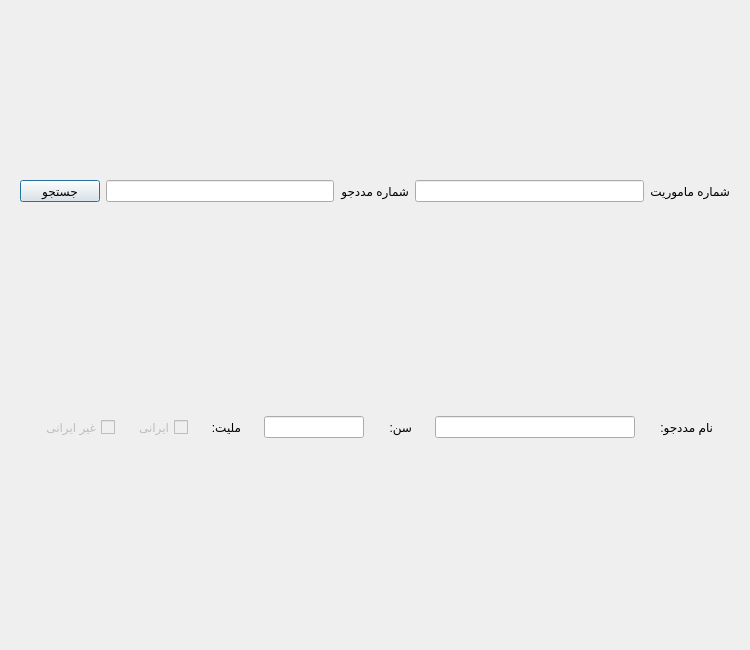
MohsenHNSJ/HamyarPaygahPy, file src/hamyar_paygah/new_ui/widgets/mission_details_tab.ui: the form before one commit.
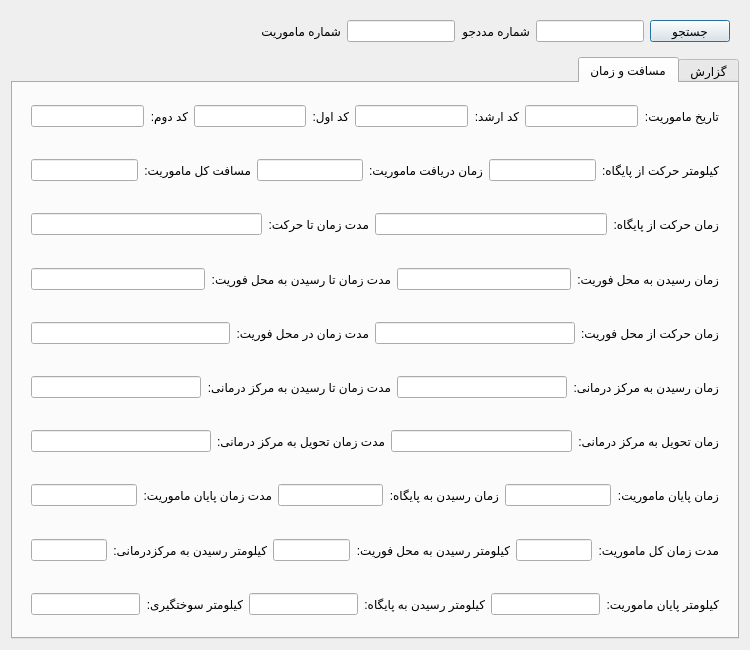
The form after the commit.

Commit message: Added times and distances tab

What changed in the file:
```diff
--- a/src/hamyar_paygah/new_ui/widgets/mission_details_tab.ui
+++ b/src/hamyar_paygah/new_ui/widgets/mission_details_tab.ui
@@ -34,6 +34,12 @@
   <layout class="QVBoxLayout" name="verticalLayout_2">
    <item>
     <widget class="QWidget" name="search_parameters" native="true">
+     <property name="sizePolicy">
+      <sizepolicy hsizetype="Maximum" vsizetype="Maximum">
+       <horstretch>0</horstretch>
+       <verstretch>0</verstretch>
+      </sizepolicy>
+     </property>
      <property name="maximumSize">
       <size>
        <width>16777215</width>
@@ -41,52 +47,6 @@
       </size>
      </property>
      <layout class="QHBoxLayout" name="horizontalLayout">
-      <item>
-       <widget class="QLabel" name="mission_id_label">
-        <property name="maximumSize">
-         <size>
-          <width>16777215</width>
-          <height>50</height>
-         </size>
-        </property>
-        <property name="text">
-         <string>شماره ماموریت</string>
-        </property>
-       </widget>
-      </item>
-      <item>
-       <widget class="QLineEdit" name="mission_id_line_edit">
-        <property name="maximumSize">
-         <size>
-          <width>16777215</width>
-          <height>22</height>
-         </size>
-        </property>
-       </widget>
-      </item>
-      <item>
-       <widget class="QLabel" name="patient_id_label">
-        <property name="maximumSize">
-         <size>
-          <width>16777215</width>
-          <height>22</height>
-         </size>
-        </property>
-        <property name="text">
-         <string>شماره مددجو</string>
-        </property>
-       </widget>
-      </item>
-      <item>
-       <widget class="QLineEdit" name="patient_id_line_edit">
-        <property name="maximumSize">
-         <size>
-          <width>16777215</width>
-          <height>22</height>
-         </size>
-        </property>
-       </widget>
-      </item>
       <item>
        <widget class="QPushButton" name="search_button">
         <property name="maximumSize">
@@ -103,142 +63,1112 @@
         </property>
        </widget>
       </item>
+      <item>
+       <widget class="QLineEdit" name="patient_id_line_edit">
+        <property name="maximumSize">
+         <size>
+          <width>16777215</width>
+          <height>22</height>
+         </size>
+        </property>
+        <property name="alignment">
+         <set>Qt::AlignmentFlag::AlignCenter</set>
+        </property>
+       </widget>
+      </item>
+      <item>
+       <widget class="QLabel" name="patient_id_label">
+        <property name="maximumSize">
+         <size>
+          <width>16777215</width>
+          <height>22</height>
+         </size>
+        </property>
+        <property name="text">
+         <string>شماره مددجو</string>
+        </property>
+       </widget>
+      </item>
+      <item>
+       <widget class="QLineEdit" name="mission_id_line_edit">
+        <property name="maximumSize">
+         <size>
+          <width>16777215</width>
+          <height>22</height>
+         </size>
+        </property>
+        <property name="alignment">
+         <set>Qt::AlignmentFlag::AlignCenter</set>
+        </property>
+       </widget>
+      </item>
+      <item>
+       <widget class="QLabel" name="mission_id_label">
+        <property name="maximumSize">
+         <size>
+          <width>16777215</width>
+          <height>50</height>
+         </size>
+        </property>
+        <property name="text">
+         <string>شماره ماموریت</string>
+        </property>
+       </widget>
+      </item>
      </layout>
     </widget>
    </item>
    <item>
-    <layout class="QVBoxLayout" name="mission_details">
-     <property name="sizeConstraint">
-      <enum>QLayout::SizeConstraint::SetDefaultConstraint</enum>
+    <widget class="QTabWidget" name="mission_data_tab_widget">
+     <property name="currentIndex">
+      <number>1</number>
      </property>
-     <item>
-      <widget class="QWidget" name="information_section" native="true">
-       <property name="maximumSize">
-        <size>
-         <width>16777215</width>
-         <height>100</height>
-        </size>
-       </property>
-       <layout class="QHBoxLayout" name="horizontalLayout_2">
-        <item>
-         <widget class="QLabel" name="patient_name_label">
-          <property name="sizePolicy">
-           <sizepolicy hsizetype="Preferred" vsizetype="Preferred">
-            <horstretch>0</horstretch>
-            <verstretch>0</verstretch>
-           </sizepolicy>
-          </property>
-          <property name="maximumSize">
-           <size>
-            <width>55</width>
-            <height>30</height>
-           </size>
-          </property>
-          <property name="text">
-           <string>نام مددجو:</string>
-          </property>
-          <property name="textFormat">
-           <enum>Qt::TextFormat::PlainText</enum>
-          </property>
-         </widget>
-        </item>
-        <item>
-         <widget class="QLineEdit" name="patient_name_field">
-          <property name="maximumSize">
-           <size>
-            <width>200</width>
-            <height>22</height>
-           </size>
-          </property>
-          <property name="readOnly">
-           <bool>true</bool>
-          </property>
-         </widget>
-        </item>
-        <item>
-         <widget class="QLabel" name="age_label">
-          <property name="maximumSize">
-           <size>
-            <width>25</width>
-            <height>30</height>
-           </size>
-          </property>
-          <property name="text">
-           <string>سن:</string>
-          </property>
-          <property name="textFormat">
-           <enum>Qt::TextFormat::PlainText</enum>
-          </property>
-         </widget>
-        </item>
-        <item>
-         <widget class="QLineEdit" name="age_field">
-          <property name="maximumSize">
-           <size>
-            <width>100</width>
-            <height>22</height>
-           </size>
-          </property>
-          <property name="readOnly">
-           <bool>true</bool>
-          </property>
-         </widget>
-        </item>
-        <item>
-         <widget class="QLabel" name="nationality_label">
-          <property name="maximumSize">
-           <size>
-            <width>30</width>
-            <height>30</height>
-           </size>
-          </property>
-          <property name="text">
-           <string>ملیت:</string>
-          </property>
-          <property name="textFormat">
-           <enum>Qt::TextFormat::PlainText</enum>
-          </property>
-         </widget>
-        </item>
-        <item>
-         <widget class="QCheckBox" name="iranian_nationality_checkBox">
-          <property name="enabled">
-           <bool>false</bool>
-          </property>
-          <property name="maximumSize">
-           <size>
-            <width>50</width>
-            <height>22</height>
-           </size>
-          </property>
-          <property name="text">
-           <string>ایرانی</string>
-          </property>
-          <property name="checkable">
-           <bool>true</bool>
-          </property>
-         </widget>
-        </item>
-        <item>
-         <widget class="QCheckBox" name="foreign_nationality_checkBox">
-          <property name="enabled">
-           <bool>false</bool>
-          </property>
-          <property name="maximumSize">
-           <size>
-            <width>75</width>
-            <height>20</height>
-           </size>
-          </property>
-          <property name="text">
-           <string>غیر ایرانی</string>
-          </property>
-         </widget>
-        </item>
-       </layout>
-      </widget>
-     </item>
-    </layout>
+     <property name="documentMode">
+      <bool>false</bool>
+     </property>
+     <widget class="QWidget" name="information_tab">
+      <attribute name="title">
+       <string>گزارش</string>
+      </attribute>
+      <layout class="QVBoxLayout" name="verticalLayout">
+       <item>
+        <widget class="QWidget" name="pre_information_section_1" native="true">
+         <property name="maximumSize">
+          <size>
+           <width>16777215</width>
+           <height>50</height>
+          </size>
+         </property>
+         <layout class="QHBoxLayout" name="horizontalLayout_5">
+          <item>
+           <widget class="QLabel" name="last_update_label">
+            <property name="text">
+             <string>آخرین بروزرسانی پرونده:</string>
+            </property>
+            <property name="textFormat">
+             <enum>Qt::TextFormat::PlainText</enum>
+            </property>
+           </widget>
+          </item>
+          <item>
+           <widget class="QLineEdit" name="last_update_field">
+            <property name="alignment">
+             <set>Qt::AlignmentFlag::AlignCenter</set>
+            </property>
+            <property name="readOnly">
+             <bool>true</bool>
+            </property>
+           </widget>
+          </item>
+          <item>
+           <widget class="QLabel" name="base_station_label">
+            <property name="text">
+             <string>مرکز:</string>
+            </property>
+            <property name="textFormat">
+             <enum>Qt::TextFormat::PlainText</enum>
+            </property>
+           </widget>
+          </item>
+          <item>
+           <widget class="QLineEdit" name="base_station_field">
+            <property name="alignment">
+             <set>Qt::AlignmentFlag::AlignCenter</set>
+            </property>
+            <property name="readOnly">
+             <bool>true</bool>
+            </property>
+           </widget>
+          </item>
+         </layout>
+        </widget>
+       </item>
+       <item>
+        <widget class="QWidget" name="pre_information_section_2" native="true">
+         <property name="maximumSize">
+          <size>
+           <width>16777215</width>
+           <height>50</height>
+          </size>
+         </property>
+         <layout class="QHBoxLayout" name="horizontalLayout_4">
+          <item>
+           <widget class="QLabel" name="document_serial_number_label">
+            <property name="text">
+             <string>شماره سریال پرونده:</string>
+            </property>
+            <property name="textFormat">
+             <enum>Qt::TextFormat::PlainText</enum>
+            </property>
+           </widget>
+          </item>
+          <item>
+           <widget class="QLineEdit" name="document_serial_number_field">
+            <property name="alignment">
+             <set>Qt::AlignmentFlag::AlignCenter</set>
+            </property>
+            <property name="readOnly">
+             <bool>true</bool>
+            </property>
+           </widget>
+          </item>
+          <item>
+           <widget class="QLabel" name="caller_number_label">
+            <property name="text">
+             <string>شماره تماس:</string>
+            </property>
+            <property name="textFormat">
+             <enum>Qt::TextFormat::PlainText</enum>
+            </property>
+           </widget>
+          </item>
+          <item>
+           <widget class="QLineEdit" name="caller_number_field">
+            <property name="alignment">
+             <set>Qt::AlignmentFlag::AlignCenter</set>
+            </property>
+            <property name="readOnly">
+             <bool>true</bool>
+            </property>
+           </widget>
+          </item>
+          <item>
+           <widget class="QLabel" name="backup_number_label">
+            <property name="text">
+             <string>شماره تماس:</string>
+            </property>
+            <property name="textFormat">
+             <enum>Qt::TextFormat::PlainText</enum>
+            </property>
+           </widget>
+          </item>
+          <item>
+           <widget class="QLineEdit" name="backup_number_field">
+            <property name="alignment">
+             <set>Qt::AlignmentFlag::AlignCenter</set>
+            </property>
+            <property name="readOnly">
+             <bool>true</bool>
+            </property>
+           </widget>
+          </item>
+          <item>
+           <widget class="QLabel" name="ambulance_code_label">
+            <property name="text">
+             <string>کد آمبولانس:</string>
+            </property>
+            <property name="textFormat">
+             <enum>Qt::TextFormat::PlainText</enum>
+            </property>
+           </widget>
+          </item>
+          <item>
+           <widget class="QLineEdit" name="ambulance_code_field">
+            <property name="alignment">
+             <set>Qt::AlignmentFlag::AlignCenter</set>
+            </property>
+            <property name="readOnly">
+             <bool>true</bool>
+            </property>
+           </widget>
+          </item>
+         </layout>
+        </widget>
+       </item>
+       <item>
+        <widget class="QWidget" name="information_section_1" native="true">
+         <property name="maximumSize">
+          <size>
+           <width>16777215</width>
+           <height>40</height>
+          </size>
+         </property>
+         <layout class="QHBoxLayout" name="horizontalLayout_3">
+          <item>
+           <widget class="QLabel" name="patient_name_label">
+            <property name="sizePolicy">
+             <sizepolicy hsizetype="Preferred" vsizetype="Preferred">
+              <horstretch>0</horstretch>
+              <verstretch>0</verstretch>
+             </sizepolicy>
+            </property>
+            <property name="maximumSize">
+             <size>
+              <width>55</width>
+              <height>30</height>
+             </size>
+            </property>
+            <property name="text">
+             <string>نام مددجو:</string>
+            </property>
+            <property name="textFormat">
+             <enum>Qt::TextFormat::PlainText</enum>
+            </property>
+           </widget>
+          </item>
+          <item>
+           <widget class="QLineEdit" name="patient_name_field">
+            <property name="alignment">
+             <set>Qt::AlignmentFlag::AlignCenter</set>
+            </property>
+            <property name="readOnly">
+             <bool>true</bool>
+            </property>
+           </widget>
+          </item>
+          <item>
+           <widget class="QLabel" name="age_label">
+            <property name="maximumSize">
+             <size>
+              <width>25</width>
+              <height>30</height>
+             </size>
+            </property>
+            <property name="text">
+             <string>سن:</string>
+            </property>
+            <property name="textFormat">
+             <enum>Qt::TextFormat::PlainText</enum>
+            </property>
+           </widget>
+          </item>
+          <item>
+           <widget class="QLineEdit" name="age_field">
+            <property name="alignment">
+             <set>Qt::AlignmentFlag::AlignCenter</set>
+            </property>
+            <property name="readOnly">
+             <bool>true</bool>
+            </property>
+           </widget>
+          </item>
+          <item>
+           <widget class="QLabel" name="nationality_label">
+            <property name="maximumSize">
+             <size>
+              <width>30</width>
+              <height>30</height>
+             </size>
+            </property>
+            <property name="text">
+             <string>ملیت:</string>
+            </property>
+            <property name="textFormat">
+             <enum>Qt::TextFormat::PlainText</enum>
+            </property>
+           </widget>
+          </item>
+          <item>
+           <widget class="QCheckBox" name="iranian_nationality_checkBox">
+            <property name="enabled">
+             <bool>false</bool>
+            </property>
+            <property name="maximumSize">
+             <size>
+              <width>50</width>
+              <height>22</height>
+             </size>
+            </property>
+            <property name="text">
+             <string>ایرانی</string>
+            </property>
+            <property name="checkable">
+             <bool>true</bool>
+            </property>
+           </widget>
+          </item>
+          <item>
+           <widget class="QCheckBox" name="foreign_nationality_checkBox">
+            <property name="enabled">
+             <bool>false</bool>
+            </property>
+            <property name="maximumSize">
+             <size>
+              <width>75</width>
+              <height>20</height>
+             </size>
+            </property>
+            <property name="text">
+             <string>غیر ایرانی</string>
+            </property>
+           </widget>
+          </item>
+         </layout>
+        </widget>
+       </item>
+       <item>
+        <widget class="QWidget" name="information_section_2" native="true">
+         <property name="maximumSize">
+          <size>
+           <width>16777215</width>
+           <height>40</height>
+          </size>
+         </property>
+         <layout class="QHBoxLayout" name="horizontalLayout_2">
+          <item>
+           <widget class="QLabel" name="gender_label">
+            <property name="maximumSize">
+             <size>
+              <width>45</width>
+              <height>22</height>
+             </size>
+            </property>
+            <property name="text">
+             <string>جتسیت:</string>
+            </property>
+            <property name="textFormat">
+             <enum>Qt::TextFormat::PlainText</enum>
+            </property>
+           </widget>
+          </item>
+          <item>
+           <widget class="QCheckBox" name="is_male_checkBox">
+            <property name="enabled">
+             <bool>false</bool>
+            </property>
+            <property name="maximumSize">
+             <size>
+              <width>40</width>
+              <height>16777215</height>
+             </size>
+            </property>
+            <property name="text">
+             <string>آقا</string>
+            </property>
+           </widget>
+          </item>
+          <item>
+           <widget class="QCheckBox" name="is_female_checkBox">
+            <property name="enabled">
+             <bool>false</bool>
+            </property>
+            <property name="maximumSize">
+             <size>
+              <width>45</width>
+              <height>16777215</height>
+             </size>
+            </property>
+            <property name="text">
+             <string>خانم</string>
+            </property>
+           </widget>
+          </item>
+          <item>
+           <widget class="QCheckBox" name="is_gender_unknown_checkbox">
+            <property name="enabled">
+             <bool>false</bool>
+            </property>
+            <property name="maximumSize">
+             <size>
+              <width>85</width>
+              <height>16777215</height>
+             </size>
+            </property>
+            <property name="text">
+             <string>نامشخص</string>
+            </property>
+           </widget>
+          </item>
+          <item>
+           <widget class="QLabel" name="national_code_label">
+            <property name="maximumSize">
+             <size>
+              <width>45</width>
+              <height>16777215</height>
+             </size>
+            </property>
+            <property name="text">
+             <string>کد ملی:</string>
+            </property>
+            <property name="textFormat">
+             <enum>Qt::TextFormat::PlainText</enum>
+            </property>
+           </widget>
+          </item>
+          <item>
+           <widget class="QLineEdit" name="national_code_field">
+            <property name="alignment">
+             <set>Qt::AlignmentFlag::AlignCenter</set>
+            </property>
+            <property name="readOnly">
+             <bool>true</bool>
+            </property>
+           </widget>
+          </item>
+         </layout>
+        </widget>
+       </item>
+       <item>
+        <widget class="QWidget" name="summary_section" native="true">
+         <layout class="QHBoxLayout" name="horizontalLayout_6">
+          <item>
+           <widget class="QPlainTextEdit" name="mission_summary_field">
+            <property name="font">
+             <font>
+              <pointsize>11</pointsize>
+             </font>
+            </property>
+            <property name="acceptDrops">
+             <bool>false</bool>
+            </property>
+            <property name="layoutDirection">
+             <enum>Qt::LayoutDirection::RightToLeft</enum>
+            </property>
+            <property name="sizeAdjustPolicy">
+             <enum>QAbstractScrollArea::SizeAdjustPolicy::AdjustToContents</enum>
+            </property>
+            <property name="readOnly">
+             <bool>true</bool>
+            </property>
+           </widget>
+          </item>
+         </layout>
+        </widget>
+       </item>
+      </layout>
+     </widget>
+     <widget class="QWidget" name="times_and_distances_tab">
+      <attribute name="title">
+       <string>مسافت و زمان</string>
+      </attribute>
+      <layout class="QVBoxLayout" name="verticalLayout_4">
+       <item>
+        <widget class="QWidget" name="times_section_1" native="true">
+         <property name="maximumSize">
+          <size>
+           <width>16777215</width>
+           <height>50</height>
+          </size>
+         </property>
+         <layout class="QHBoxLayout" name="horizontalLayout_7">
+          <item>
+           <widget class="QLabel" name="mission_date_label">
+            <property name="text">
+             <string>تاریخ ماموریت:</string>
+            </property>
+            <property name="textFormat">
+             <enum>Qt::TextFormat::PlainText</enum>
+            </property>
+           </widget>
+          </item>
+          <item>
+           <widget class="QLineEdit" name="mission_date_field">
+            <property name="alignment">
+             <set>Qt::AlignmentFlag::AlignCenter</set>
+            </property>
+            <property name="readOnly">
+             <bool>true</bool>
+            </property>
+           </widget>
+          </item>
+          <item>
+           <widget class="QLabel" name="senior_staff_label">
+            <property name="text">
+             <string>کد ارشد:</string>
+            </property>
+            <property name="textFormat">
+             <enum>Qt::TextFormat::PlainText</enum>
+            </property>
+           </widget>
+          </item>
+          <item>
+           <widget class="QLineEdit" name="senior_staff_field">
+            <property name="alignment">
+             <set>Qt::AlignmentFlag::AlignCenter</set>
+            </property>
+            <property name="readOnly">
+             <bool>true</bool>
+            </property>
+           </widget>
+          </item>
+          <item>
+           <widget class="QLabel" name="first_staff_label">
+            <property name="text">
+             <string>کد اول:</string>
+            </property>
+            <property name="textFormat">
+             <enum>Qt::TextFormat::PlainText</enum>
+            </property>
+           </widget>
+          </item>
+          <item>
+           <widget class="QLineEdit" name="first_staff_field">
+            <property name="alignment">
+             <set>Qt::AlignmentFlag::AlignCenter</set>
+            </property>
+            <property name="readOnly">
+             <bool>true</bool>
+            </property>
+           </widget>
+          </item>
+          <item>
+           <widget class="QLabel" name="second_staff_label">
+            <property name="text">
+             <string>کد دوم:</string>
+            </property>
+            <property name="textFormat">
+             <enum>Qt::TextFormat::PlainText</enum>
+            </property>
+           </widget>
+          </item>
+          <item>
+           <widget class="QLineEdit" name="second_staff_field">
+            <property name="alignment">
+             <set>Qt::AlignmentFlag::AlignCenter</set>
+            </property>
+            <property name="readOnly">
+             <bool>true</bool>
+            </property>
+           </widget>
+          </item>
+         </layout>
+        </widget>
+       </item>
+       <item>
+        <widget class="QWidget" name="times_section_2" native="true">
+         <property name="maximumSize">
+          <size>
+           <width>16777215</width>
+           <height>50</height>
+          </size>
+         </property>
+         <layout class="QHBoxLayout" name="horizontalLayout_8">
+          <item>
+           <widget class="QLabel" name="depart_from_station_odo_label">
+            <property name="text">
+             <string>کیلومتر حرکت از پایگاه:</string>
+            </property>
+            <property name="textFormat">
+             <enum>Qt::TextFormat::PlainText</enum>
+            </property>
+           </widget>
+          </item>
+          <item>
+           <widget class="QLineEdit" name="depart_from_station_odo_field">
+            <property name="alignment">
+             <set>Qt::AlignmentFlag::AlignCenter</set>
+            </property>
+            <property name="readOnly">
+             <bool>true</bool>
+            </property>
+           </widget>
+          </item>
+          <item>
+           <widget class="QLabel" name="mission_received_label">
+            <property name="text">
+             <string>زمان دریافت ماموریت:</string>
+            </property>
+            <property name="textFormat">
+             <enum>Qt::TextFormat::PlainText</enum>
+            </property>
+           </widget>
+          </item>
+          <item>
+           <widget class="QLineEdit" name="mission_received_field">
+            <property name="alignment">
+             <set>Qt::AlignmentFlag::AlignCenter</set>
+            </property>
+            <property name="readOnly">
+             <bool>true</bool>
+            </property>
+           </widget>
+          </item>
+          <item>
+           <widget class="QLabel" name="overall_mission_distance_label">
+            <property name="text">
+             <string>مسافت کل ماموریت:</string>
+            </property>
+            <property name="textFormat">
+             <enum>Qt::TextFormat::PlainText</enum>
+            </property>
+           </widget>
+          </item>
+          <item>
+           <widget class="QLineEdit" name="overall_mission_distance_field">
+            <property name="alignment">
+             <set>Qt::AlignmentFlag::AlignCenter</set>
+            </property>
+            <property name="readOnly">
+             <bool>true</bool>
+            </property>
+           </widget>
+          </item>
+         </layout>
+        </widget>
+       </item>
+       <item>
+        <widget class="QWidget" name="times_section_3" native="true">
+         <property name="maximumSize">
+          <size>
+           <width>16777215</width>
+           <height>50</height>
+          </size>
+         </property>
+         <layout class="QHBoxLayout" name="horizontalLayout_9">
+          <item>
+           <widget class="QLabel" name="depart_from_station_time_label">
+            <property name="text">
+             <string>زمان حرکت از پایگاه:</string>
+            </property>
+            <property name="textFormat">
+             <enum>Qt::TextFormat::PlainText</enum>
+            </property>
+           </widget>
+          </item>
+          <item>
+           <widget class="QLineEdit" name="depart_from_station_time_field">
+            <property name="alignment">
+             <set>Qt::AlignmentFlag::AlignCenter</set>
+            </property>
+            <property name="readOnly">
+             <bool>true</bool>
+            </property>
+           </widget>
+          </item>
+          <item>
+           <widget class="QLabel" name="time_to_depart_label">
+            <property name="text">
+             <string>مدت زمان تا حرکت:</string>
+            </property>
+            <property name="textFormat">
+             <enum>Qt::TextFormat::PlainText</enum>
+            </property>
+           </widget>
+          </item>
+          <item>
+           <widget class="QLineEdit" name="time_to_depart_field">
+            <property name="alignment">
+             <set>Qt::AlignmentFlag::AlignCenter</set>
+            </property>
+            <property name="readOnly">
+             <bool>true</bool>
+            </property>
+           </widget>
+          </item>
+         </layout>
+        </widget>
+       </item>
+       <item>
+        <widget class="QWidget" name="times_section_4" native="true">
+         <property name="maximumSize">
+          <size>
+           <width>16777215</width>
+           <height>50</height>
+          </size>
+         </property>
+         <layout class="QHBoxLayout" name="horizontalLayout_10">
+          <item>
+           <widget class="QLabel" name="arrive_at_emergency_time_label">
+            <property name="text">
+             <string>زمان رسیدن به محل فوریت:</string>
+            </property>
+            <property name="textFormat">
+             <enum>Qt::TextFormat::PlainText</enum>
+            </property>
+           </widget>
+          </item>
+          <item>
+           <widget class="QLineEdit" name="arrive_at_emergency_time_field">
+            <property name="alignment">
+             <set>Qt::AlignmentFlag::AlignCenter</set>
+            </property>
+            <property name="readOnly">
+             <bool>true</bool>
+            </property>
+           </widget>
+          </item>
+          <item>
+           <widget class="QLabel" name="time_to_arrive_label">
+            <property name="text">
+             <string>مدت زمان تا رسیدن به محل فوریت:</string>
+            </property>
+            <property name="textFormat">
+             <enum>Qt::TextFormat::PlainText</enum>
+            </property>
+           </widget>
+          </item>
+          <item>
+           <widget class="QLineEdit" name="time_to_arrive_field">
+            <property name="alignment">
+             <set>Qt::AlignmentFlag::AlignCenter</set>
+            </property>
+            <property name="readOnly">
+             <bool>true</bool>
+            </property>
+           </widget>
+          </item>
+         </layout>
+        </widget>
+       </item>
+       <item>
+        <widget class="QWidget" name="times_section_5" native="true">
+         <property name="maximumSize">
+          <size>
+           <width>16777215</width>
+           <height>50</height>
+          </size>
+         </property>
+         <layout class="QHBoxLayout" name="horizontalLayout_11">
+          <item>
+           <widget class="QLabel" name="depart_from_emergency_time_label">
+            <property name="text">
+             <string>زمان حرکت از محل فوریت:</string>
+            </property>
+            <property name="textFormat">
+             <enum>Qt::TextFormat::PlainText</enum>
+            </property>
+           </widget>
+          </item>
+          <item>
+           <widget class="QLineEdit" name="depart_from_emergency_time_field">
+            <property name="alignment">
+             <set>Qt::AlignmentFlag::AlignCenter</set>
+            </property>
+            <property name="readOnly">
+             <bool>true</bool>
+            </property>
+           </widget>
+          </item>
+          <item>
+           <widget class="QLabel" name="time_at_emergency_label">
+            <property name="text">
+             <string>مدت زمان در محل فوریت:</string>
+            </property>
+            <property name="textFormat">
+             <enum>Qt::TextFormat::PlainText</enum>
+            </property>
+           </widget>
+          </item>
+          <item>
+           <widget class="QLineEdit" name="time_at_emergency_field">
+            <property name="alignment">
+             <set>Qt::AlignmentFlag::AlignCenter</set>
+            </property>
+            <property name="readOnly">
+             <bool>true</bool>
+            </property>
+           </widget>
+          </item>
+         </layout>
+        </widget>
+       </item>
+       <item>
+        <widget class="QWidget" name="times_section_6" native="true">
+         <property name="maximumSize">
+          <size>
+           <width>16777215</width>
+           <height>50</height>
+          </size>
+         </property>
+         <layout class="QHBoxLayout" name="horizontalLayout_12">
+          <item>
+           <widget class="QLabel" name="arrive_at_hospital_time_label">
+            <property name="text">
+             <string>زمان رسیدن به مرکز درمانی:</string>
+            </property>
+            <property name="textFormat">
+             <enum>Qt::TextFormat::PlainText</enum>
+            </property>
+           </widget>
+          </item>
+          <item>
+           <widget class="QLineEdit" name="arrive_at_hospital_time_field">
+            <property name="alignment">
+             <set>Qt::AlignmentFlag::AlignCenter</set>
+            </property>
+            <property name="readOnly">
+             <bool>true</bool>
+            </property>
+           </widget>
+          </item>
+          <item>
+           <widget class="QLabel" name="time_to_hospital_label">
+            <property name="text">
+             <string>مدت زمان تا رسیدن به مرکز درمانی:</string>
+            </property>
+            <property name="textFormat">
+             <enum>Qt::TextFormat::PlainText</enum>
+            </property>
+           </widget>
+          </item>
+          <item>
+           <widget class="QLineEdit" name="time_to_hospital_field">
+            <property name="alignment">
+             <set>Qt::AlignmentFlag::AlignCenter</set>
+            </property>
+            <property name="readOnly">
+             <bool>true</bool>
+            </property>
+           </widget>
+          </item>
+         </layout>
+        </widget>
+       </item>
+       <item>
+        <widget class="QWidget" name="times_section_7" native="true">
+         <property name="maximumSize">
+          <size>
+           <width>16777215</width>
+           <height>50</height>
+          </size>
+         </property>
+         <layout class="QHBoxLayout" name="horizontalLayout_13">
+          <item>
+           <widget class="QLabel" name="deliver_to_hospital_time_label">
+            <property name="text">
+             <string>زمان تحویل به مرکز درمانی:</string>
+            </property>
+            <property name="textFormat">
+             <enum>Qt::TextFormat::PlainText</enum>
+            </property>
+           </widget>
+          </item>
+          <item>
+           <widget class="QLineEdit" name="deliver_to_hospital_time_field">
+            <property name="alignment">
+             <set>Qt::AlignmentFlag::AlignCenter</set>
+            </property>
+            <property name="readOnly">
+             <bool>true</bool>
+            </property>
+           </widget>
+          </item>
+          <item>
+           <widget class="QLabel" name="time_to_deliver_label">
+            <property name="text">
+             <string>مدت زمان تحویل به مرکز درمانی:</string>
+            </property>
+            <property name="textFormat">
+             <enum>Qt::TextFormat::PlainText</enum>
+            </property>
+           </widget>
+          </item>
+          <item>
+           <widget class="QLineEdit" name="time_to_deliver_field">
+            <property name="alignment">
+             <set>Qt::AlignmentFlag::AlignCenter</set>
+            </property>
+           </widget>
+          </item>
+         </layout>
+        </widget>
+       </item>
+       <item>
+        <widget class="QWidget" name="times_section_8" native="true">
+         <property name="maximumSize">
+          <size>
+           <width>16777215</width>
+           <height>50</height>
+          </size>
+         </property>
+         <layout class="QHBoxLayout" name="horizontalLayout_14">
+          <item>
+           <widget class="QLabel" name="mission_complete_time_label">
+            <property name="text">
+             <string>زمان پایان ماموریت:</string>
+            </property>
+            <property name="textFormat">
+             <enum>Qt::TextFormat::PlainText</enum>
+            </property>
+           </widget>
+          </item>
+          <item>
+           <widget class="QLineEdit" name="mission_complete_time_field">
+            <property name="alignment">
+             <set>Qt::AlignmentFlag::AlignCenter</set>
+            </property>
+            <property name="readOnly">
+             <bool>true</bool>
+            </property>
+           </widget>
+          </item>
+          <item>
+           <widget class="QLabel" name="arrive_at_station_time_label">
+            <property name="text">
+             <string>زمان رسیدن به پایگاه:</string>
+            </property>
+            <property name="textFormat">
+             <enum>Qt::TextFormat::PlainText</enum>
+            </property>
+           </widget>
+          </item>
+          <item>
+           <widget class="QLineEdit" name="arrive_at_station_time_field">
+            <property name="alignment">
+             <set>Qt::AlignmentFlag::AlignCenter</set>
+            </property>
+            <property name="readOnly">
+             <bool>true</bool>
+            </property>
+           </widget>
+          </item>
+          <item>
+           <widget class="QLabel" name="time_to_complete_label">
+            <property name="text">
+             <string>مدت زمان پایان ماموریت:</string>
+            </property>
+            <property name="textFormat">
+             <enum>Qt::TextFormat::PlainText</enum>
+            </property>
+           </widget>
+          </item>
+          <item>
+           <widget class="QLineEdit" name="time_to_complete_field">
+            <property name="alignment">
+             <set>Qt::AlignmentFlag::AlignCenter</set>
+            </property>
+            <property name="readOnly">
+             <bool>true</bool>
+            </property>
+           </widget>
+          </item>
+         </layout>
+        </widget>
+       </item>
+       <item>
+        <widget class="QWidget" name="times_section_9" native="true">
+         <property name="maximumSize">
+          <size>
+           <width>16777215</width>
+           <height>50</height>
+          </size>
+         </property>
+         <layout class="QHBoxLayout" name="horizontalLayout_15">
+          <item>
+           <widget class="QLabel" name="overall_mission_time_label">
+            <property name="text">
+             <string>مدت زمان کل ماموریت:</string>
+            </property>
+            <property name="textFormat">
+             <enum>Qt::TextFormat::PlainText</enum>
+            </property>
+           </widget>
+          </item>
+          <item>
+           <widget class="QLineEdit" name="overall_mission_time_field">
+            <property name="alignment">
+             <set>Qt::AlignmentFlag::AlignCenter</set>
+            </property>
+            <property name="readOnly">
+             <bool>true</bool>
+            </property>
+           </widget>
+          </item>
+          <item>
+           <widget class="QLabel" name="arrive_at_emergency_odo_label">
+            <property name="text">
+             <string>کیلومتر رسیدن به محل فوریت:</string>
+            </property>
+            <property name="textFormat">
+             <enum>Qt::TextFormat::PlainText</enum>
+            </property>
+           </widget>
+          </item>
+          <item>
+           <widget class="QLineEdit" name="arrive_at_emergency_odo_field">
+            <property name="alignment">
+             <set>Qt::AlignmentFlag::AlignCenter</set>
+            </property>
+            <property name="readOnly">
+             <bool>true</bool>
+            </property>
+           </widget>
+          </item>
+          <item>
+           <widget class="QLabel" name="arrive_at_hospital_odo_label">
+            <property name="text">
+             <string>کیلومتر رسیدن به مرکزدرمانی:</string>
+            </property>
+            <property name="textFormat">
+             <enum>Qt::TextFormat::PlainText</enum>
+            </property>
+           </widget>
+          </item>
+          <item>
+           <widget class="QLineEdit" name="arrive_at_hospital_odo_field">
+            <property name="alignment">
+             <set>Qt::AlignmentFlag::AlignCenter</set>
+            </property>
+            <property name="readOnly">
+             <bool>true</bool>
+            </property>
+           </widget>
+          </item>
+         </layout>
+        </widget>
+       </item>
+       <item>
+        <widget class="QWidget" name="times_section_91" native="true">
+         <property name="maximumSize">
+          <size>
+           <width>16777215</width>
+           <height>50</height>
+          </size>
+         </property>
+         <layout class="QHBoxLayout" name="horizontalLayout_16">
+          <item>
+           <widget class="QLabel" name="mission_complete_odo_label">
+            <property name="text">
+             <string>کیلومتر پایان ماموریت:</string>
+            </property>
+            <property name="textFormat">
+             <enum>Qt::TextFormat::PlainText</enum>
+            </property>
+           </widget>
+          </item>
+          <item>
+           <widget class="QLineEdit" name="mission_complete_odo_field">
+            <property name="alignment">
+             <set>Qt::AlignmentFlag::AlignCenter</set>
+            </property>
+            <property name="readOnly">
+             <bool>true</bool>
+            </property>
+           </widget>
+          </item>
+          <item>
+           <widget class="QLabel" name="arrive_at_station_odo_label">
+            <property name="text">
+             <string>کیلومتر رسیدن به پایگاه:</string>
+            </property>
+            <property name="textFormat">
+             <enum>Qt::TextFormat::PlainText</enum>
+            </property>
+           </widget>
+          </item>
+          <item>
+           <widget class="QLineEdit" name="arrive_at_station_odo_field">
+            <property name="alignment">
+             <set>Qt::AlignmentFlag::AlignCenter</set>
+            </property>
+            <property name="readOnly">
+             <bool>true</bool>
+            </property>
+           </widget>
+          </item>
+          <item>
+           <widget class="QLabel" name="refuel_odo_label">
+            <property name="text">
+             <string>کیلومتر سوختگیری:</string>
+            </property>
+           </widget>
+          </item>
+          <item>
+           <widget class="QLineEdit" name="refuel_odo_field">
+            <property name="alignment">
+             <set>Qt::AlignmentFlag::AlignCenter</set>
+            </property>
+            <property name="readOnly">
+             <bool>true</bool>
+            </property>
+           </widget>
+          </item>
+         </layout>
+        </widget>
+       </item>
+      </layout>
+     </widget>
+    </widget>
    </item>
   </layout>
  </widget>
```
The commit also changes 2 other files.
